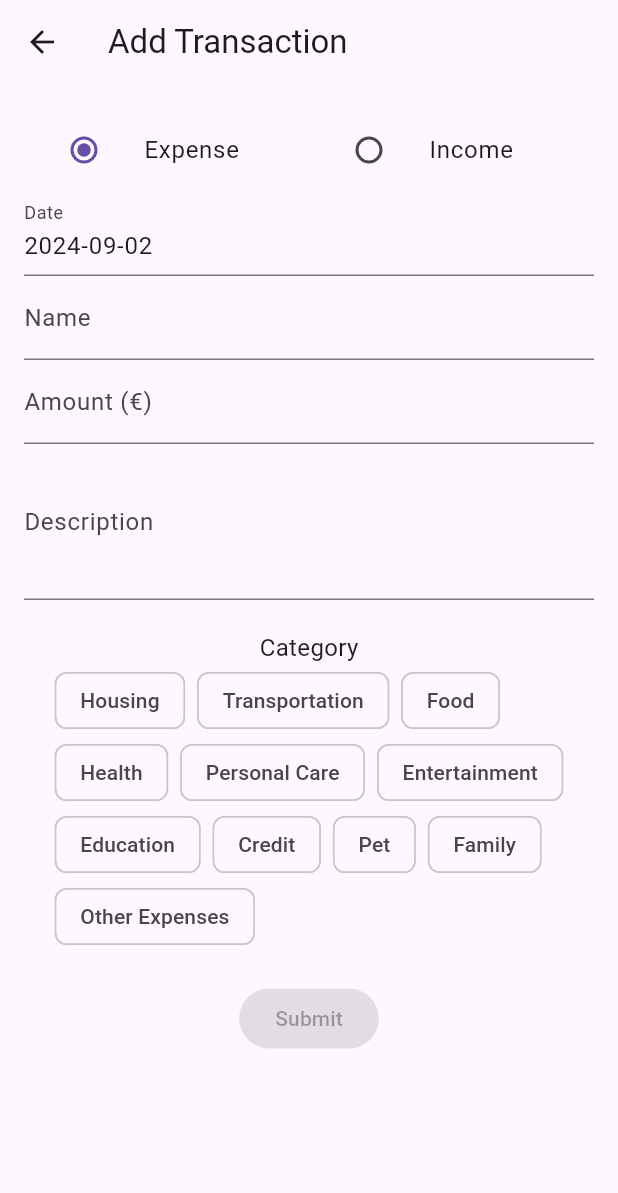
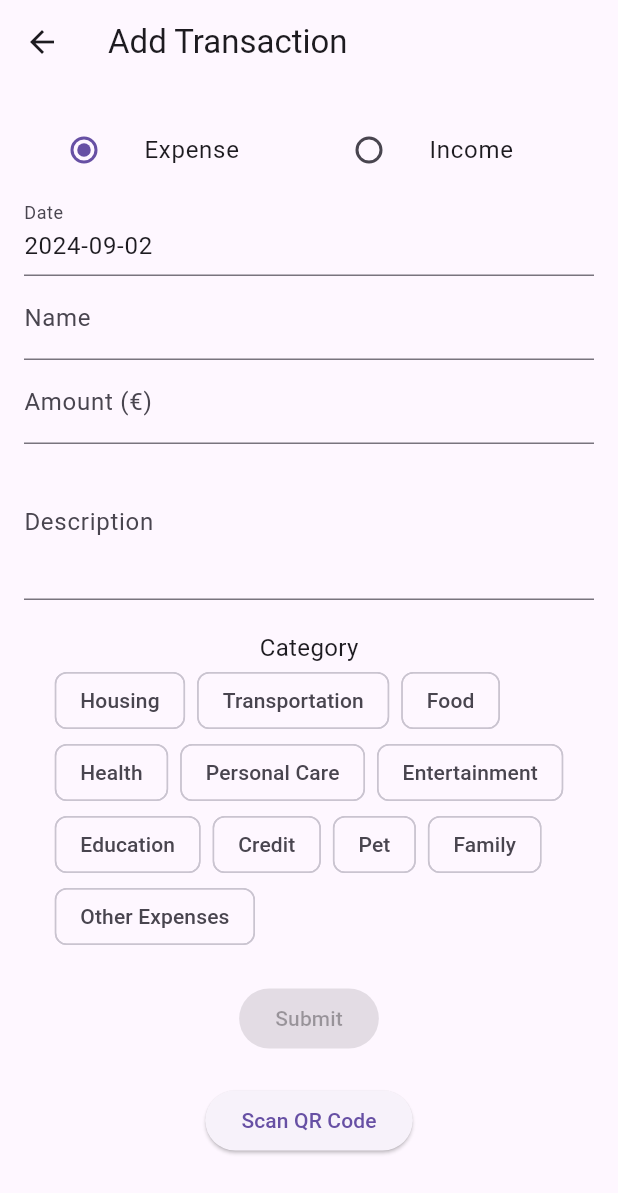
Before and after one commit to darkvuk/qr-budget-tracker, a Flutter app: the AddTransactionScreen screen opened directly, on a phone screen of 412 x 824 dp. Shown: the top 1193 px of the screen. Run offline on Flutter 3.47's test engine with Material 3 defaults, Android fonts, the phone set to English and light mode, and no system bars; our stand-ins replace sqflite; missing offline and left inert: qr_code_scanner; accounts and stored records are empty.

Commit message:
Update add_transaction.dart

```diff
--- a/lib/add_transaction.dart
+++ b/lib/add_transaction.dart
@@ -306,7 +306,11 @@ class _AddTransactionScreenState extends State<AddTransactionScreen> {
                       : _submitTransaction, // Disable button if category is not selected
                   child: Text(widget.transaction == null ? 'Submit' : 'Update'),
                 ),
-                SizedBox(height: 20)
+                SizedBox(height: 20),
+                ElevatedButton(
+                  onPressed: _scanQRCode,
+                  child: Text('Scan QR Code'),
+                ),
               ],
             ),
           ),
```
